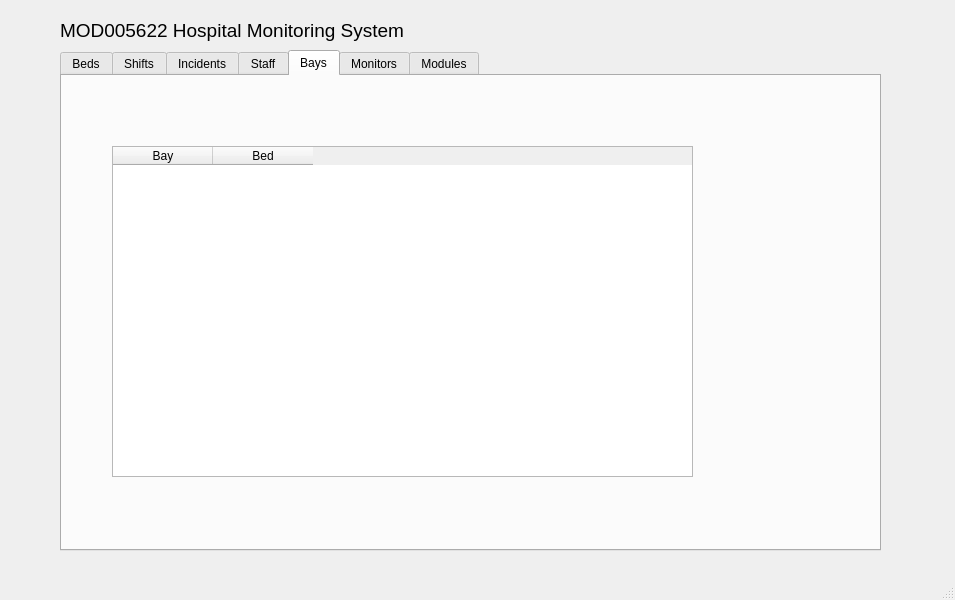
Qt form src/files/mainwindow.ui (ZaxterB/Hospital) before a commit.
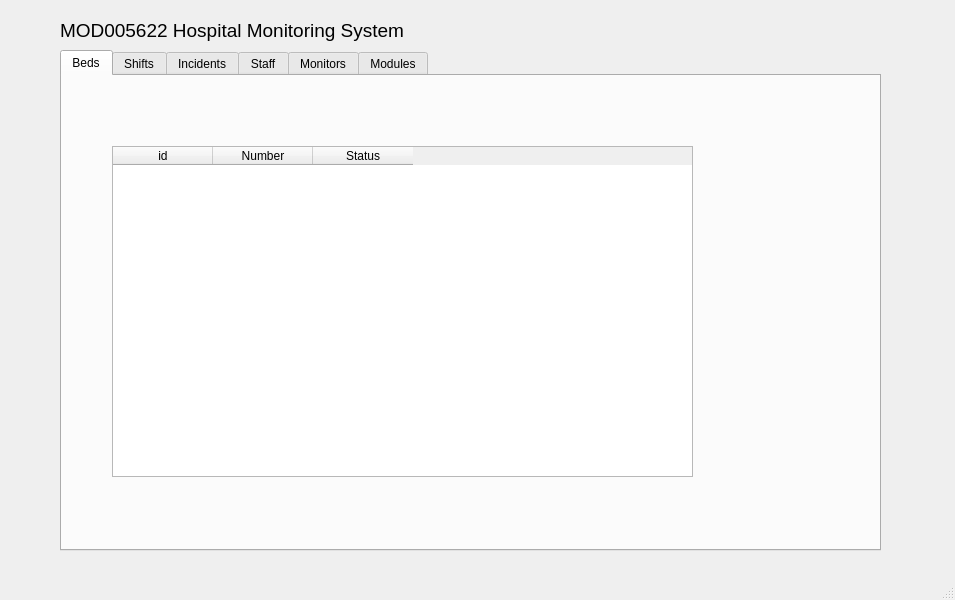
The same form after that commit. The open tabs and pages were chosen to show the change.

Commit message: non-functional - variadic error in Db class

What changed in the file:
```diff
--- a/src/files/mainwindow.ui
+++ b/src/files/mainwindow.ui
@@ -52,7 +52,7 @@
        <number>0</number>
       </property>
       <property name="columnCount">
-       <number>2</number>
+       <number>3</number>
       </property>
       <column>
        <property name="text">
@@ -64,6 +64,11 @@
         <string>Number</string>
        </property>
       </column>
+      <column>
+       <property name="text">
+        <string>Status</string>
+       </property>
+      </column>
      </widget>
     </widget>
     <widget class="QWidget" name="tabShifts">
@@ -235,49 +240,6 @@
       </column>
      </widget>
     </widget>
-    <widget class="QWidget" name="tabBays">
-     <attribute name="title">
-      <string>Bays</string>
-     </attribute>
-     <widget class="QTableWidget" name="tblBays">
-      <property name="geometry">
-       <rect>
-        <x>50</x>
-        <y>70</y>
-        <width>581</width>
-        <height>331</height>
-       </rect>
-      </property>
-      <property name="lineWidth">
-       <number>1</number>
-      </property>
-      <property name="alternatingRowColors">
-       <bool>true</bool>
-      </property>
-      <property name="selectionMode">
-       <enum>QAbstractItemView::SingleSelection</enum>
-      </property>
-      <property name="selectionBehavior">
-       <enum>QAbstractItemView::SelectRows</enum>
-      </property>
-      <property name="rowCount">
-       <number>0</number>
-      </property>
-      <property name="columnCount">
-       <number>2</number>
-      </property>
-      <column>
-       <property name="text">
-        <string>Bay</string>
-       </property>
-      </column>
-      <column>
-       <property name="text">
-        <string>Bed</string>
-       </property>
-      </column>
-     </widget>
-    </widget>
     <widget class="QWidget" name="tabMonitor">
      <attribute name="title">
       <string>Monitors</string>
```
The commit also changes 9 other files.
